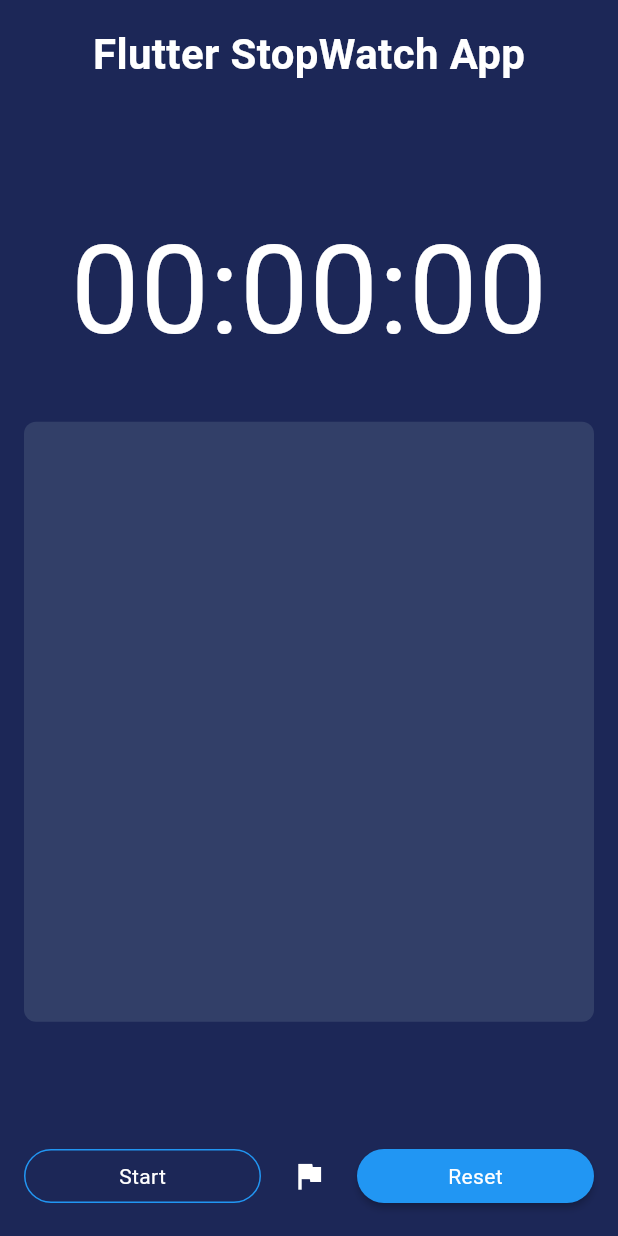
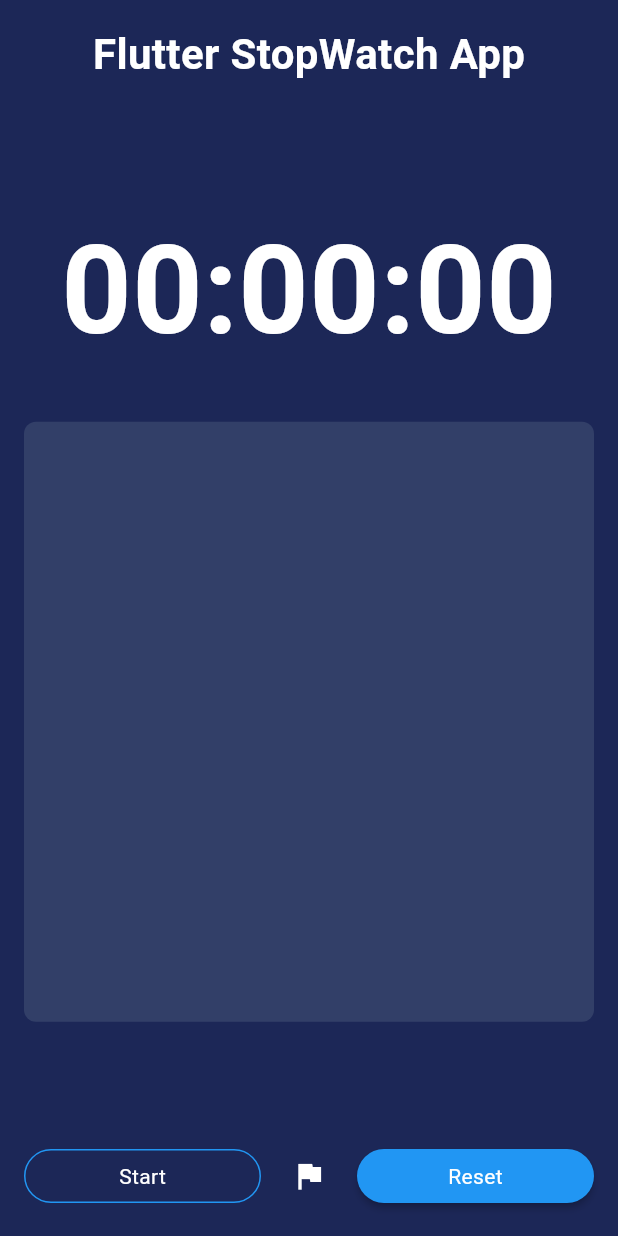
Before and after one commit to codeby-vikrant/Task-3-StopWatch-App, a Flutter app: the screen it shows after launch, on a phone screen of 412 x 824 dp. Run offline on Flutter 3.47's test engine with Material 3 defaults, Android fonts, the phone set to English and light mode, and no system bars.

Commit message:
made the font bold

```diff
--- a/lib/screens/homescreen.dart
+++ b/lib/screens/homescreen.dart
@@ -35,7 +35,7 @@ class _HomeScreenState extends State<HomeScreen> {
             const Center(
               child: Text(
                 "00:00:00",
-                style: TextStyle(color: swWhite, fontSize: 82.0),
+                style: TextStyle(color: swWhite, fontSize: 82.0, fontWeight: FontWeight.bold),
               ),
             ),
             Container(
```
